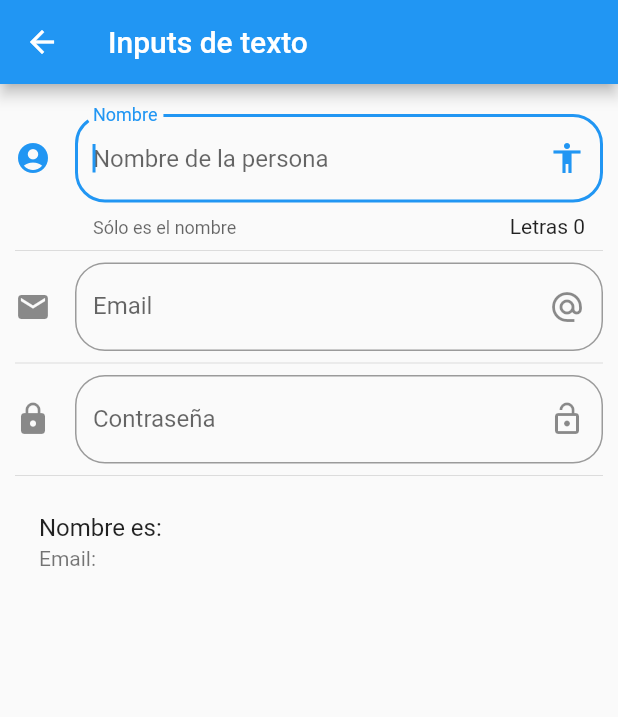
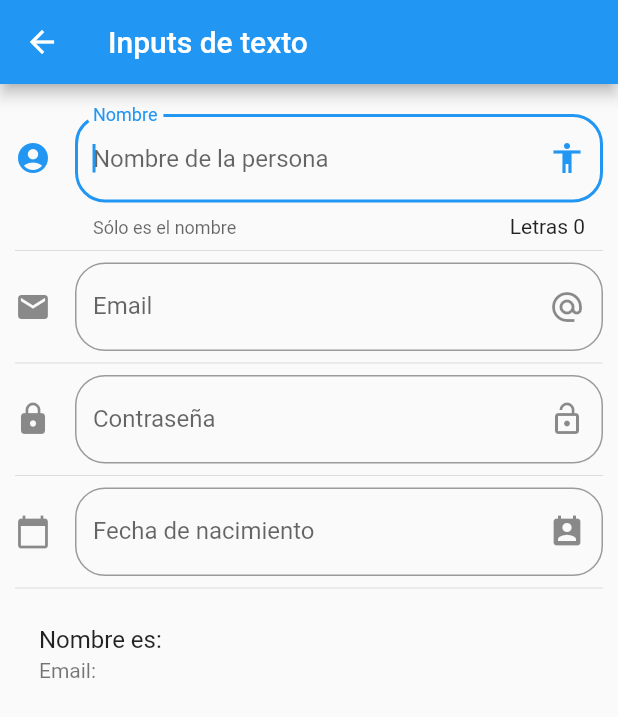
Before and after one commit to AESL82/componentes_flutter, a Flutter app: the InputPage screen opened by its route, on a phone screen of 412 x 824 dp. Shown: the top 717 px of the screen. Run offline on Flutter 3.47's test engine with Material 2 defaults, Android fonts, the phone set to English and light mode, and no system bars.

```diff
--- a/lib/src/pages/input_page.dart
+++ b/lib/src/pages/input_page.dart
@@ -9,6 +9,8 @@ class InputPage extends StatefulWidget {
 class _InputPageState extends State<InputPage> {
   String _nombre = ''; // Cambiara cuando se escriba en él.
   String _email = '';
+  String _fecha = '';
+  TextEditingController _inputFieldDateController = new TextEditingController();
 
   @override
   Widget build(BuildContext context) {
@@ -24,6 +26,8 @@ class _InputPageState extends State<InputPage> {
           _crearEmail(),
           Divider(),
           _crearPassword(),
+          Divider(),
+          _crearFecha(context),
           Divider(),
           _crearPersona(),
         ],
@@ -93,4 +97,36 @@ class _InputPageState extends State<InputPage> {
               _email = valor;
             }));
   }
+
+  _crearFecha(BuildContext) {
+    return TextField(
+      enableInteractiveSelection: false,
+      controller: _inputFieldDateController,
+      decoration: InputDecoration(
+          border: OutlineInputBorder(borderRadius: BorderRadius.circular(20.0)),
+          hintText: 'Fecha de nacimiento',
+          labelText: 'Fecha de nacimiento',
+          suffixIcon: Icon(Icons.perm_contact_calendar),
+          icon: Icon(Icons.calendar_today)),
+      onTap: () {
+        FocusScope.of(context).requestFocus(new FocusNode());
+        _selectDate(context);
+      },
+    );
+  }
+
+  void _selectDate(BuildContext context) async {
+    DateTime picked = await showDatePicker(
+      context: context,
+      initialDate: new DateTime.now(),
+      firstDate: new DateTime(2018),
+      lastDate: new DateTime(2025),
+    );
+    if (picked != null) {
+      setState(() {
+        _fecha = picked.toString();
+        _inputFieldDateController.text = _fecha;
+      });
+    }
+  }
 }
```
